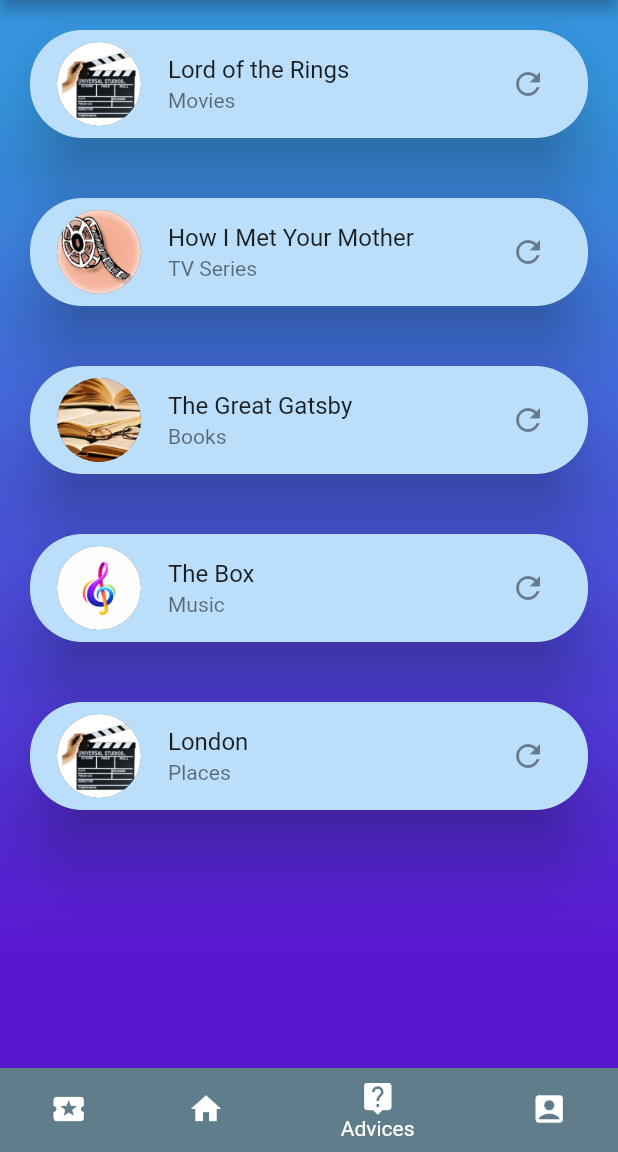
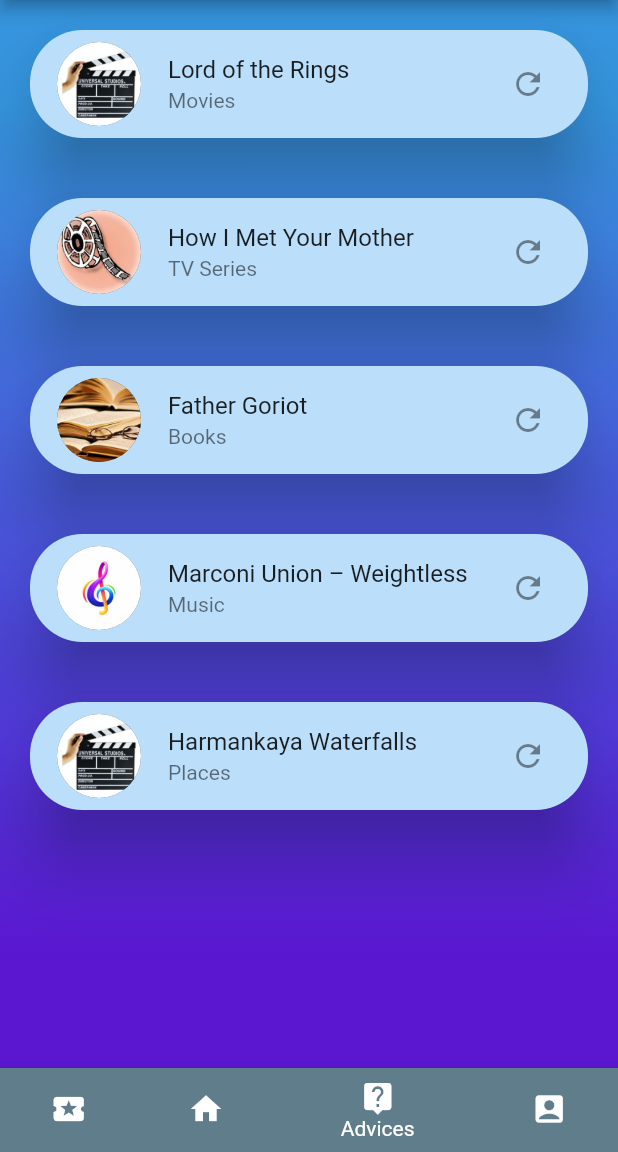
Before and after one commit to Weapfrog/DeppresionCoach, a Flutter app: the SecondPage screen opened directly, item 3 of the bottom bar chosen, on a phone screen of 412 x 824 dp, the part 84-1236 px from its top. Run offline on Flutter 3.47's test engine with Material 2 defaults, Android fonts, the phone set to English and light mode, and no system bars; network calls fail.

Commit message:
Hatalar düzeltildi. Tavsiye bolumune ek yapıldı.

```diff
--- a/lib/tavsiye.dart
+++ b/lib/tavsiye.dart
@@ -29,13 +29,40 @@ class TavsiyeState extends State<Tavsiye> {
     "Vikings",
     "Merlin"
   ];
-  List<String> kitaplar = ["The Great Gatsby", "The Book Thief", "Fahrenheit 451"];
-  List<String> muzikler = ["The Box", "RIP to my Youth", "Muslum Baba"];
-  List<String> yerler = ["London", "San Francisco", "Istanbul"];
+  List<String> kitaplar = [
+    "Father Goriot",
+    "Mr. Mercedes",
+    "Les Miserables",
+    "The Little Prince",
+    "Jane Eyre",
+    "The Adventures of Tom Sawyer",
+    "Utopia",
+    "Dr Jekyll and Mr Hyde"
+  ];
+  List<String> muzikler = [
+    "Marconi Union – Weightless",
+    "Airstream – Electra",
+    "Enya – Watermark",
+    "Adele – Someone Like You",
+    "Coldplay – Strawberry Swing",
+    "Mozart – Canzonetta Sull’aria"
+  ];
+  List<String> yerler = [
+    "Harmankaya Waterfalls",
+    "Varagel Tunnel",
+    "Kozlu Beach",
+    "Zonguldak Mine Museum",
+    "Gökgöl Cave",
+    "Değirmenağzı Beach",
+    "Lighthouse",
+    "Zonguldak City Forest"
+  ];
 
   filmDegistir() {
     setState(() {
       seciliFilm++;
+      if(seciliFilm == filmler.length)
+        seciliFilm = 0;
       return filmler[seciliFilm];
     });
   }
@@ -43,6 +70,8 @@ class TavsiyeState extends State<Tavsiye> {
   diziDegistir() {
     setState(() {
       seciliDizi++;
+      if(seciliDizi == diziler.length)
+        seciliDizi = 0;
       return diziler[seciliDizi];
     });
   }
@@ -50,6 +79,8 @@ class TavsiyeState extends State<Tavsiye> {
   kitapDegistir() {
     setState(() {
       seciliKitap++;
+      if(seciliKitap == kitaplar.length)
+        seciliKitap=0;
       return kitaplar[seciliKitap];
     });
   }
@@ -57,6 +88,8 @@ class TavsiyeState extends State<Tavsiye> {
   muzikDegistir() {
     setState(() {
       seciliMuzik++;
+      if(seciliMuzik==muzikler.length)
+        seciliMuzik=0;
       return muzikler[seciliMuzik];
     });
   }
@@ -64,6 +97,8 @@ class TavsiyeState extends State<Tavsiye> {
   yerDegistir() {
     setState(() {
       seciliYer++;
+      if(seciliYer==yerler.length)
+        seciliYer=0;
       return yerler[seciliYer];
     });
   }
@@ -104,7 +139,7 @@ class TavsiyeState extends State<Tavsiye> {
                         trailing: IconButton(
                             icon: Icon(Icons.refresh),
                             onPressed: () {
-                              filmDegistir();
+                                filmDegistir();
                             })),
                   ),
                 ),
@@ -135,11 +170,10 @@ class TavsiyeState extends State<Tavsiye> {
                         trailing: IconButton(
                             icon: Icon(Icons.refresh),
                             onPressed: () {
-                              while (seciliDizi < 2) diziDegistir();
+                              diziDegistir();
                             })),
                   ),
                 ),
-                // Divider(color: Colors.black,height:32.0,indent:20),
               ],
             ),
             Column(
@@ -162,11 +196,10 @@ class TavsiyeState extends State<Tavsiye> {
                         trailing: IconButton(
                             icon: Icon(Icons.refresh),
                             onPressed: () {
-                              while (seciliKitap < 2) kitapDegistir();
+                              kitapDegistir();
                             })),
                   ),
                 ),
-                //Divider(color: Colors.black,height:32.0,indent:20),
               ],
             ),
             Column(
@@ -189,7 +222,7 @@ class TavsiyeState extends State<Tavsiye> {
                         trailing: IconButton(
                             icon: Icon(Icons.refresh),
                             onPressed: () {
-                              while (seciliMuzik < 2) muzikDegistir();
+                              muzikDegistir();
                             })),
                   ),
                 ),
@@ -211,7 +244,7 @@ class TavsiyeState extends State<Tavsiye> {
                         trailing: IconButton(
                             icon: Icon(Icons.refresh),
                             onPressed: () {
-                              while (seciliYer < 2) yerDegistir();
+                              yerDegistir();
                             })),
                   ),
                 ),
```
